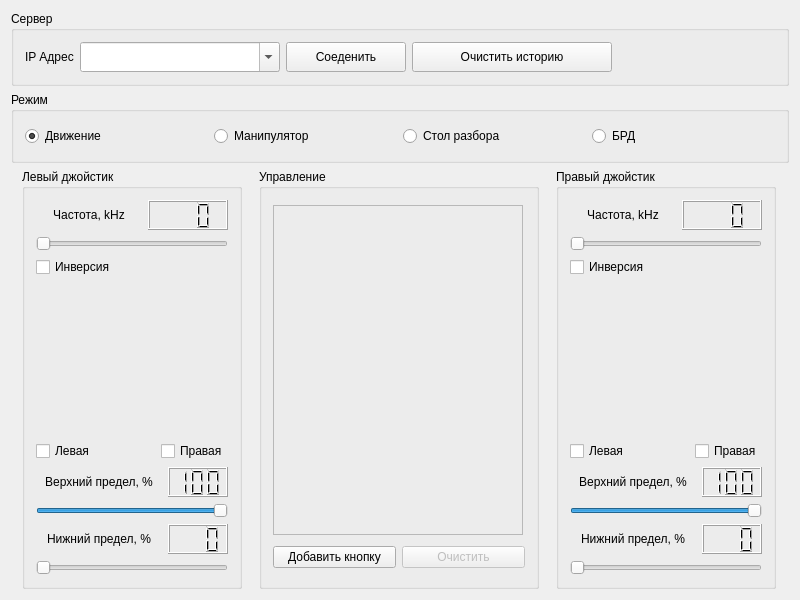
Old version of the form Megatron-client/client.ui in the repository sseitov/Megatron.
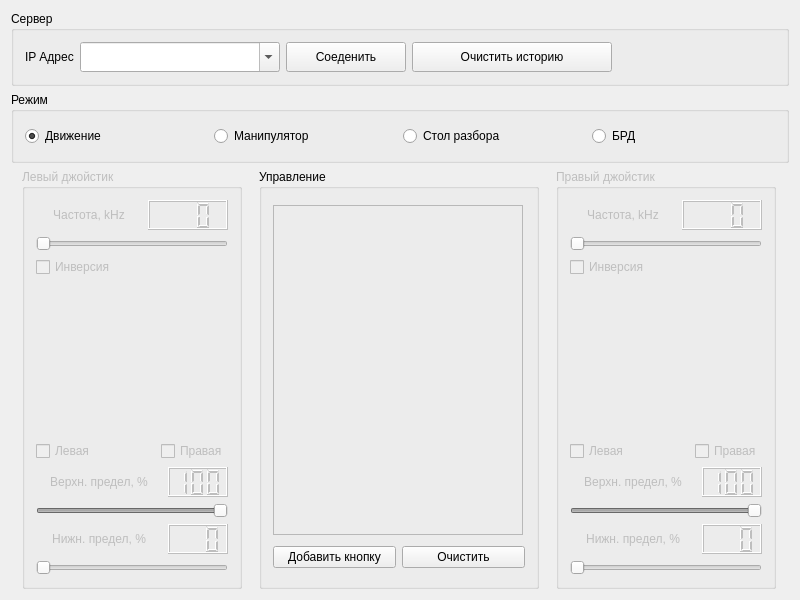
New version of the form. Custom widgets are drawn as their Qt base class.

What changed in the file:
```diff
--- a/Megatron-client/client.ui
+++ b/Megatron-client/client.ui
@@ -175,7 +175,7 @@
      <item>
       <widget class="JoystickControl" name="joystick_1">
        <property name="enabled">
-        <bool>true</bool>
+        <bool>false</bool>
        </property>
        <property name="minimumSize">
         <size>
@@ -380,77 +380,7 @@
              </size>
             </property>
             <property name="text">
-             <string>Верхний предел, %</string>
-            </property>
-            <property name="alignment">
-             <set>Qt::AlignCenter</set>
-            </property>
-           </widget>
-          </item>
-          <item>
-           <widget class="QLCDNumber" name="lowLimitIndicator_1">
-            <property name="minimumSize">
-             <size>
-              <width>60</width>
-              <height>30</height>
-             </size>
-            </property>
-            <property name="maximumSize">
-             <size>
-              <width>60</width>
-              <height>30</height>
-             </size>
-            </property>
-            <property name="smallDecimalPoint">
-             <bool>true</bool>
-            </property>
-            <property name="digitCount">
-             <number>3</number>
-            </property>
-            <property name="value" stdset="0">
-             <double>100.000000000000000</double>
-            </property>
-            <property name="intValue" stdset="0">
-             <number>100</number>
-            </property>
-           </widget>
-          </item>
-         </layout>
-        </item>
-        <item>
-         <widget class="QSlider" name="lowLimit_1">
-          <property name="maximumSize">
-           <size>
-            <width>16777215</width>
-            <height>20</height>
-           </size>
-          </property>
-          <property name="minimum">
-           <number>0</number>
-          </property>
-          <property name="maximum">
-           <number>100</number>
-          </property>
-          <property name="value">
-           <number>100</number>
-          </property>
-          <property name="orientation">
-           <enum>Qt::Horizontal</enum>
-          </property>
-         </widget>
-        </item>
-        <item>
-         <layout class="QHBoxLayout" name="horizontalLayout_21">
-          <item>
-           <widget class="QLabel" name="label_4">
-            <property name="minimumSize">
-             <size>
-              <width>0</width>
-              <height>30</height>
-             </size>
-            </property>
-            <property name="text">
-             <string>Нижний предел, %</string>
+             <string>Верхн. предел, %</string>
             </property>
             <property name="alignment">
              <set>Qt::AlignCenter</set>
@@ -471,11 +401,17 @@
               <height>30</height>
              </size>
             </property>
+            <property name="smallDecimalPoint">
+             <bool>true</bool>
+            </property>
             <property name="digitCount">
              <number>3</number>
             </property>
+            <property name="value" stdset="0">
+             <double>100.000000000000000</double>
+            </property>
             <property name="intValue" stdset="0">
-             <number>0</number>
+             <number>100</number>
             </property>
            </widget>
           </item>
@@ -496,6 +432,70 @@
            <number>100</number>
           </property>
           <property name="value">
+           <number>100</number>
+          </property>
+          <property name="orientation">
+           <enum>Qt::Horizontal</enum>
+          </property>
+         </widget>
+        </item>
+        <item>
+         <layout class="QHBoxLayout" name="horizontalLayout_21">
+          <item>
+           <widget class="QLabel" name="label_4">
+            <property name="minimumSize">
+             <size>
+              <width>0</width>
+              <height>30</height>
+             </size>
+            </property>
+            <property name="text">
+             <string>Нижн. предел, %</string>
+            </property>
+            <property name="alignment">
+             <set>Qt::AlignCenter</set>
+            </property>
+           </widget>
+          </item>
+          <item>
+           <widget class="QLCDNumber" name="lowLimitIndicator_1">
+            <property name="minimumSize">
+             <size>
+              <width>60</width>
+              <height>30</height>
+             </size>
+            </property>
+            <property name="maximumSize">
+             <size>
+              <width>60</width>
+              <height>30</height>
+             </size>
+            </property>
+            <property name="digitCount">
+             <number>3</number>
+            </property>
+            <property name="intValue" stdset="0">
+             <number>0</number>
+            </property>
+           </widget>
+          </item>
+         </layout>
+        </item>
+        <item>
+         <widget class="QSlider" name="lowLimit_1">
+          <property name="maximumSize">
+           <size>
+            <width>16777215</width>
+            <height>20</height>
+           </size>
+          </property>
+          <property name="minimum">
+           <number>0</number>
+          </property>
+          <property name="maximum">
+           <number>100</number>
+          </property>
+          <property name="value">
            <number>0</number>
           </property>
           <property name="orientation">
@@ -578,7 +578,7 @@
           <item>
            <widget class="QPushButton" name="clearControls">
             <property name="enabled">
-             <bool>false</bool>
+             <bool>true</bool>
             </property>
             <property name="text">
              <string>Очистить</string>
@@ -593,7 +593,7 @@
      <item>
       <widget class="JoystickControl" name="joystick_2">
        <property name="enabled">
-        <bool>true</bool>
+        <bool>false</bool>
        </property>
        <property name="minimumSize">
         <size>
@@ -798,77 +798,7 @@
              </size>
             </property>
             <property name="text">
-             <string>Верхний предел, %</string>
-            </property>
-            <property name="alignment">
-             <set>Qt::AlignCenter</set>
-            </property>
-           </widget>
-          </item>
-          <item>
-           <widget class="QLCDNumber" name="lowLimitIndicator_2">
-            <property name="minimumSize">
-             <size>
-              <width>60</width>
-              <height>30</height>
-             </size>
-            </property>
-            <property name="maximumSize">
-             <size>
-              <width>60</width>
-              <height>30</height>
-             </size>
-            </property>
-            <property name="smallDecimalPoint">
-             <bool>true</bool>
-            </property>
-            <property name="digitCount">
-             <number>3</number>
-            </property>
-            <property name="value" stdset="0">
-             <double>100.000000000000000</double>
-            </property>
-            <property name="intValue" stdset="0">
-             <number>100</number>
-            </property>
-           </widget>
-          </item>
-         </layout>
-        </item>
-        <item>
-         <widget class="QSlider" name="lowLimit_2">
-          <property name="maximumSize">
-           <size>
-            <width>16777215</width>
-            <height>20</height>
-           </size>
-          </property>
-          <property name="minimum">
-           <number>0</number>
-          </property>
-          <property name="maximum">
-           <number>100</number>
-          </property>
-          <property name="value">
-           <number>100</number>
-          </property>
-          <property name="orientation">
-           <enum>Qt::Horizontal</enum>
-          </property>
-         </widget>
-        </item>
-        <item>
-         <layout class="QHBoxLayout" name="horizontalLayout_26">
-          <item>
-           <widget class="QLabel" name="label_7">
-            <property name="minimumSize">
-             <size>
-              <width>0</width>
-              <height>30</height>
-             </size>
-            </property>
-            <property name="text">
-             <string>Нижний предел, %</string>
+             <string>Верхн. предел, %</string>
             </property>
             <property name="alignment">
              <set>Qt::AlignCenter</set>
@@ -889,11 +819,17 @@
               <height>30</height>
              </size>
             </property>
+            <property name="smallDecimalPoint">
+             <bool>true</bool>
+            </property>
             <property name="digitCount">
              <number>3</number>
             </property>
+            <property name="value" stdset="0">
+             <double>100.000000000000000</double>
+            </property>
             <property name="intValue" stdset="0">
-             <number>0</number>
+             <number>100</number>
             </property>
            </widget>
           </item>
@@ -901,6 +837,70 @@
         </item>
         <item>
          <widget class="QSlider" name="highLimit_2">
+          <property name="maximumSize">
+           <size>
+            <width>16777215</width>
+            <height>20</height>
+           </size>
+          </property>
+          <property name="minimum">
+           <number>0</number>
+          </property>
+          <property name="maximum">
+           <number>100</number>
+          </property>
+          <property name="value">
+           <number>100</number>
+          </property>
+          <property name="orientation">
+           <enum>Qt::Horizontal</enum>
+          </property>
+         </widget>
+        </item>
+        <item>
+         <layout class="QHBoxLayout" name="horizontalLayout_26">
+          <item>
+           <widget class="QLabel" name="label_7">
+            <property name="minimumSize">
+             <size>
+              <width>0</width>
+              <height>30</height>
+             </size>
+            </property>
+            <property name="text">
+             <string>Нижн. предел, %</string>
+            </property>
+            <property name="alignment">
+             <set>Qt::AlignCenter</set>
+            </property>
+           </widget>
+          </item>
+          <item>
+           <widget class="QLCDNumber" name="lowLimitIndicator_2">
+            <property name="minimumSize">
+             <size>
+              <width>60</width>
+              <height>30</height>
+             </size>
+            </property>
+            <property name="maximumSize">
+             <size>
+              <width>60</width>
+              <height>30</height>
+             </size>
+            </property>
+            <property name="digitCount">
+             <number>3</number>
+            </property>
+            <property name="intValue" stdset="0">
+             <number>0</number>
+            </property>
+           </widget>
+          </item>
+         </layout>
+        </item>
+        <item>
+         <widget class="QSlider" name="lowLimit_2">
           <property name="maximumSize">
            <size>
             <width>16777215</width>
```
Left out of the diff: 10 changed lines with no effect on the pictures.
